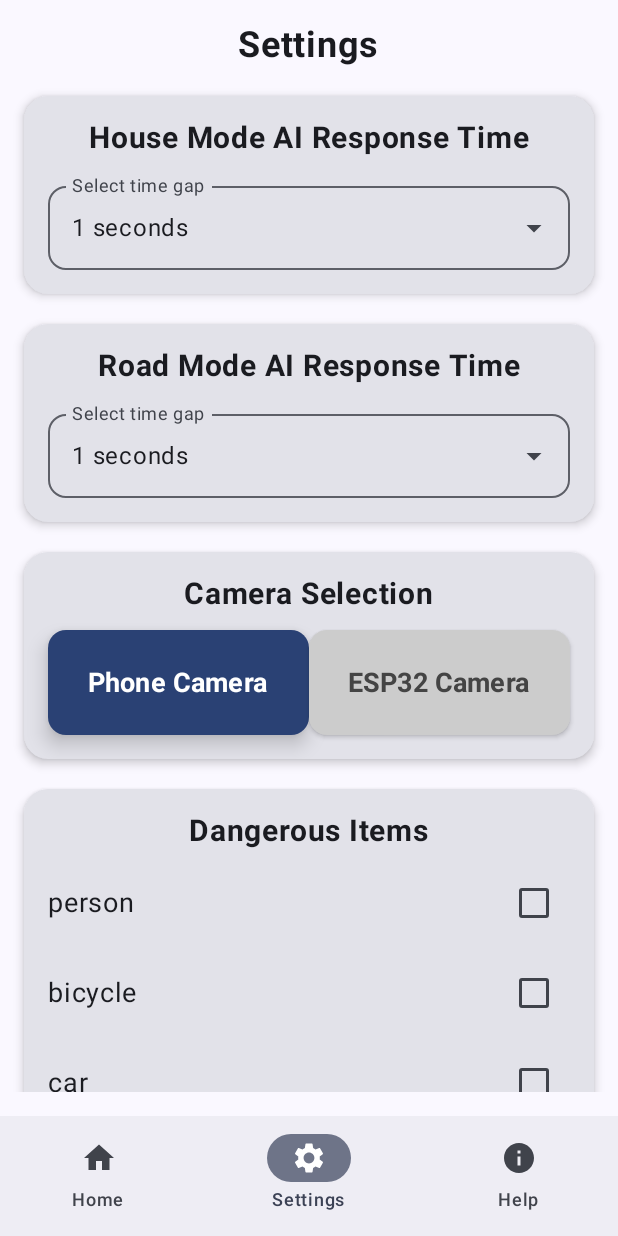
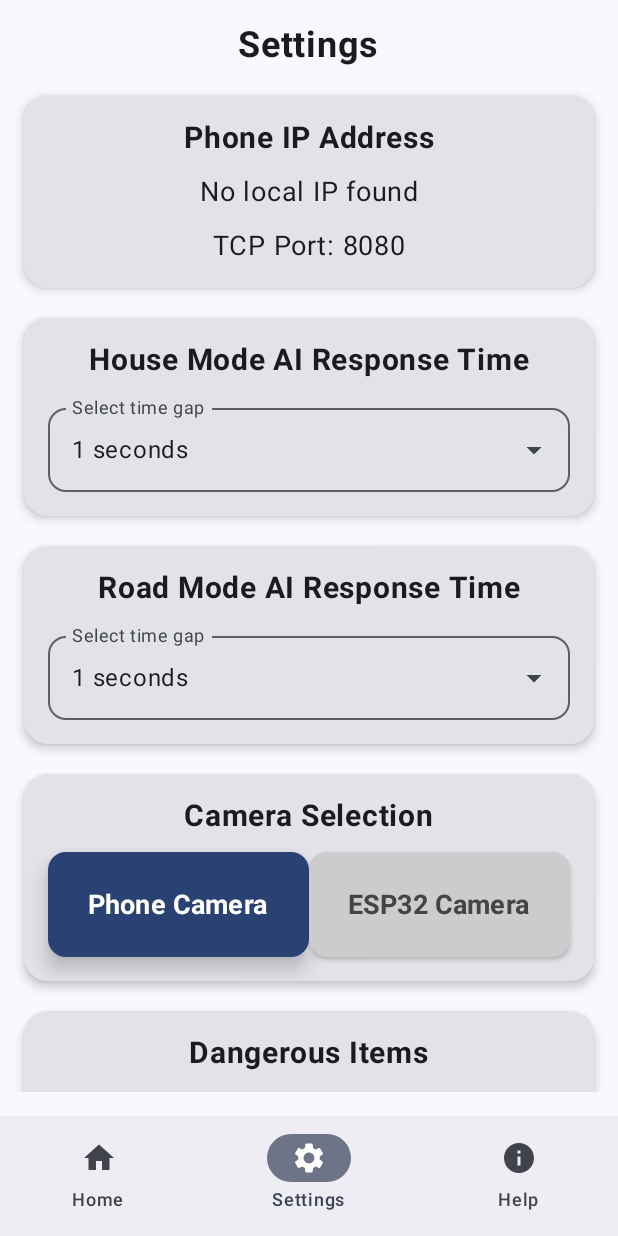
Before and after one commit to Tsegazeab3/Sage, an Android app built with Jetpack Compose: the SettingsScreen screen opened through its navigation route, on a phone screen of 412 x 824 dp. Run offline under Robolectric (Android 15) with nearby library versions, the phone set to English and light mode, and no system bars; libraries missing offline, so code that uses them is left out: androidx.camera.core, androidx.camera.lifecycle, androidx.camera.view; 3 statements that could not run were skipped.

Commit message:
Refactor: Replace WebSocket with TCP for Arduino communication
Replaced the Ktor WebSocket server with a custom TCP server to enable direct communication with the Arduino.
This change involves:
- Removing Ktor dependencies and WebSocketServer.kt.
- Implementing TCPServer.kt to listen for incoming TCP messages on port 8080.
- Integrating TCPServer into MainActivity lifecycle.
- Updating AccessibilityFirstApp to consume messages from the new TCP server.
- Adjusting AndroidManifest.xml for necessary network permissions and cleartext traffic.
- Updating .gitignore to exclude IDE-specific files and build artifacts.

```diff
--- a/app/src/main/AndroidManifest.xml
+++ b/app/src/main/AndroidManifest.xml
@@ -2,10 +2,13 @@
 <manifest xmlns:android="http://schemas.android.com/apk/res/android"
     xmlns:tools="http://schemas.android.com/tools">
 
+    <uses-permission android:name="android.permission.ACCESS_NETWORK_STATE" />
+    <uses-permission android:name="android.permission.INTERNET" />
     <uses-permission android:name="android.permission.CAMERA" />
     <uses-feature android:name="android.hardware.camera" />
     <uses-feature android:name="android.hardware.camera.autofocus" />
     <application
+        android:usesCleartextTraffic="true"
         android:allowBackup="true"
         android:dataExtractionRules="@xml/data_extraction_rules"
         android:fullBackupContent="@xml/backup_rules"
--- a/app/src/main/java/com/example/objectdetection/AccessibilityFirstApp.kt
+++ b/app/src/main/java/com/example/objectdetection/AccessibilityFirstApp.kt
@@ -1,6 +1,7 @@
 package com.example.objectdetection
 
 import android.content.Context
+import android.widget.Toast
 import android.content.Intent
 import android.net.Uri
 import androidx.compose.foundation.background
@@ -102,14 +103,26 @@ sealed class NavigationItem(var route: String, var icon: ImageVector, var title:
 
 @OptIn(ExperimentalMaterial3Api::class)
 @Composable
-fun AccessibilityFirstApp(detector: YOLODetector) {
+fun AccessibilityFirstApp(detector: YOLODetector, ipAddress: String?, tcpServer: TCPServer) {
     val navController = rememberNavController()
     val dangerousItems = remember { mutableStateListOf<String>() }
+    val context = LocalContext.current
+
+    LaunchedEffect(tcpServer) {
+        tcpServer.messages.collect { message ->
+            if (message == "BUTTON_PRESSED") {
+                withContext(Dispatchers.Main) {
+                    Toast.makeText(context, "Button Pressed!", Toast.LENGTH_SHORT).show()
+                }
+            }
+        }
+    }
+
     Scaffold(
         bottomBar = { BottomNavigationBar(navController) }
     ) { paddingValues ->
         Box(modifier = Modifier.padding(paddingValues)) {
-            Navigation(navController = navController, detector = detector, dangerousItems = dangerousItems)
+            Navigation(navController = navController, detector = detector, dangerousItems = dangerousItems, ipAddress = ipAddress)
         }
     }
 }
@@ -147,13 +160,13 @@ fun BottomNavigationBar(navController: NavController) {
 }
 
 @Composable
-fun Navigation(navController: NavHostController, detector: YOLODetector, dangerousItems: MutableList<String>) {
+fun Navigation(navController: NavHostController, detector: YOLODetector, dangerousItems: MutableList<String>, ipAddress: String?) {
     NavHost(navController, startDestination = NavigationItem.Home.route) {
         composable(NavigationItem.Home.route) {
             HomeScreen(detector = detector, dangerousItems = dangerousItems)
         }
         composable(NavigationItem.Settings.route) {
-            SettingsScreen(dangerousItems = dangerousItems)
+            SettingsScreen(dangerousItems = dangerousItems, ipAddress = ipAddress)
         }
         composable(NavigationItem.Help.route) {
             HelpScreen()
@@ -469,7 +482,7 @@ fun RowScope.ModeButton(text: String, onClick: () -> Unit, isSelected: Boolean,
 }
 
 @Composable
-fun SettingsScreen(dangerousItems: MutableList<String>) {
+fun SettingsScreen(dangerousItems: MutableList<String>, ipAddress: String?) {
     var houseTimeGap by remember { mutableStateOf(1) }
     var roadTimeGap by remember { mutableStateOf(1) }
     val timeGaps = listOf(1, 2, 3, 4, 5)
@@ -484,6 +497,24 @@ fun SettingsScreen(dangerousItems: MutableList<String>) {
     ) {
         item {
             Text("Settings", fontSize = 24.sp, fontWeight = FontWeight.Bold)
+        }
+        item {
+            Card(
+                elevation = CardDefaults.cardElevation(defaultElevation = 4.dp),
+                shape = RoundedCornerShape(16.dp)
+            ) {
+                Column(
+                    modifier = Modifier
+                        .fillMaxWidth()
+                        .padding(16.dp),
+                    horizontalAlignment = Alignment.CenterHorizontally,
+                    verticalArrangement = Arrangement.spacedBy(12.dp)
+                ) {
+                    Text("Phone IP Address", fontSize = 20.sp, fontWeight = FontWeight.Bold)
+                    Text(ipAddress ?: "No local IP found", fontSize = 18.sp)
+                    Text("TCP Port: 8080", fontSize = 18.sp)
+                }
+            }
         }
         item {
             TimeGapSelector(
--- a/app/src/main/java/com/example/objectdetection/MainActivity.kt
+++ b/app/src/main/java/com/example/objectdetection/MainActivity.kt
@@ -48,6 +48,8 @@ import androidx.compose.material3.DropdownMenuItem
 class MainActivity : ComponentActivity() {
     private lateinit var detector: YOLODetector
     private var hasCameraPermission by mutableStateOf(false)
+    private val tcpServer = TCPServer()
+    private var ipAddress: String? = null
 
     // Camera permission request
     private val requestPermission = registerForActivityResult(
@@ -58,6 +60,8 @@ class MainActivity : ComponentActivity() {
 
     override fun onCreate(savedInstanceState: Bundle?) {
         super.onCreate(savedInstanceState)
+        tcpServer.start()
+        ipAddress = NetworkUtils.getLocalIpAddress()
 
         // Initialize detector
         detector = YOLODetector()
@@ -69,7 +73,7 @@ class MainActivity : ComponentActivity() {
         setContent {
             ObjectDetectionTheme {
                 if (hasCameraPermission) {
-                    AccessibilityFirstApp(detector = detector)
+                    AccessibilityFirstApp(detector = detector, ipAddress = ipAddress, tcpServer = tcpServer)
                 } else {
                     Text(
                         text = "Requesting camera permission...",
@@ -78,6 +82,11 @@ class MainActivity : ComponentActivity() {
                 }
             }
         }
+    }
+
+    override fun onDestroy() {
+        super.onDestroy()
+        tcpServer.stop()
     }
 
     private fun requestCameraPermission() {
--- /dev/null
+++ b/app/src/main/java/com/example/objectdetection/TCPServer.kt
@@ -0,0 +1,57 @@
+package com.example.objectdetection
+
+import kotlinx.coroutines.CoroutineScope
+import kotlinx.coroutines.Dispatchers
+import kotlinx.coroutines.flow.MutableSharedFlow
+import kotlinx.coroutines.flow.asSharedFlow
+import kotlinx.coroutines.launch
+import kotlinx.coroutines.withContext
+import java.io.BufferedReader
+import java.io.InputStreamReader
+import java.net.ServerSocket
+import java.net.Socket
+
+class TCPServer {
+
+    private val _messages = MutableSharedFlow<String>()
+    val messages = _messages.asSharedFlow()
+
+    private var serverSocket: ServerSocket? = null
+    private val coroutineScope = CoroutineScope(Dispatchers.IO)
+
+    fun start() {
+        coroutineScope.launch {
+            try {
+                // Using a port above 1024 is recommended for non-root Android apps.
+                serverSocket = ServerSocket(8080)
+                while (serverSocket?.isClosed == false) {
+                    val clientSocket = serverSocket!!.accept()
+                    handleClient(clientSocket)
+                }
+            } catch (e: Exception) {
+                // Handle exceptions, e.g., port already in use
+                e.printStackTrace()
+            }
+        }
+    }
+
+    private fun handleClient(clientSocket: Socket) {
+        coroutineScope.launch {
+            try {
+                val reader = BufferedReader(InputStreamReader(clientSocket.getInputStream()))
+                val message = reader.readLine()
+                if (message != null) {
+                    _messages.emit(message)
+                }
+            } catch (e: Exception) {
+                e.printStackTrace()
+            } finally {
+                clientSocket.close()
+            }
+        }
+    }
+
+    fun stop() {
+        serverSocket?.close()
+    }
+}
```
Also changed, not shown: app/build.gradle.kts (+8 -0 lines), 1 other file.
